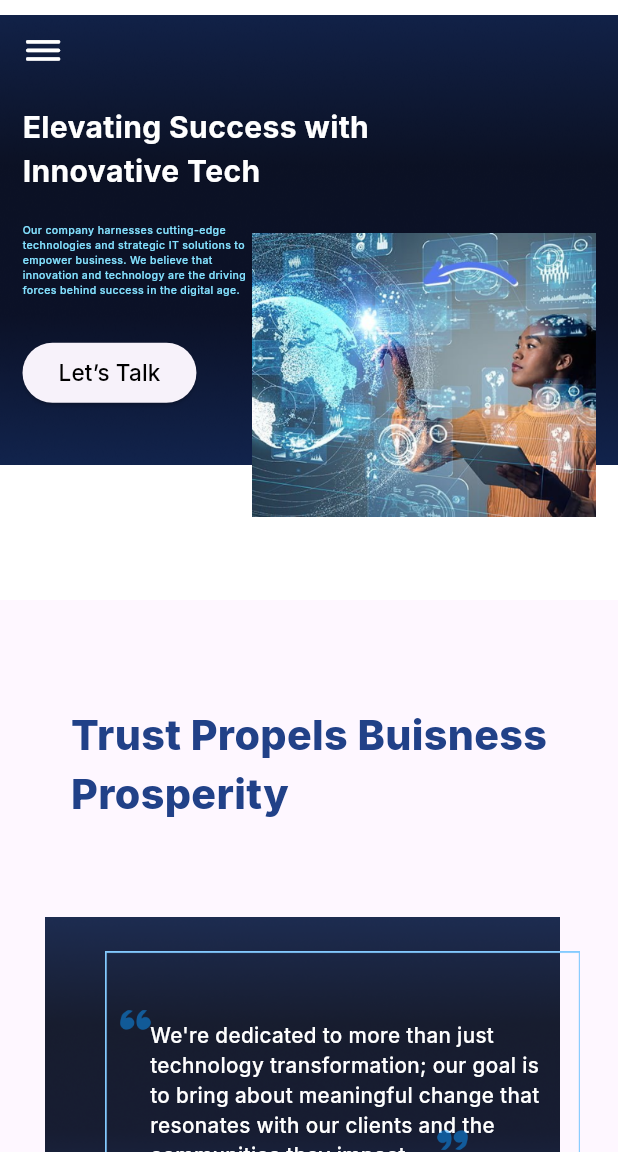
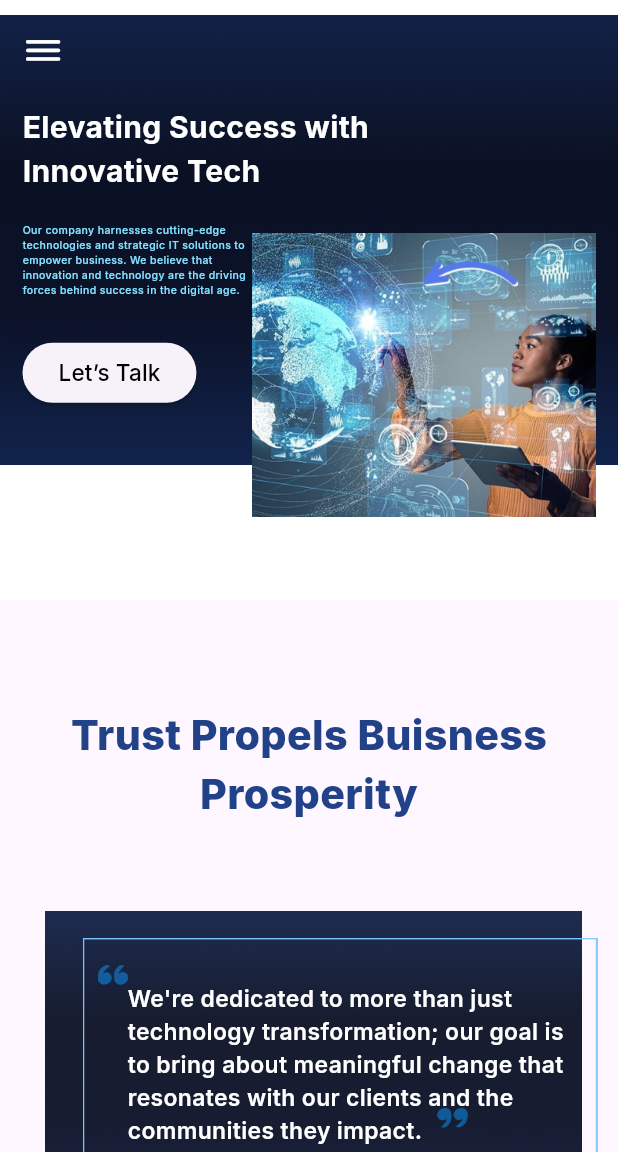
Before and after one commit to prachipachangepp/website_binyuga_new1, a Flutter app: the MobileWhatWeDoHomeScreen screen opened directly, on a phone screen of 412 x 824 dp, the part 84-1236 px from its top. Run offline on Flutter 3.47's test engine with Material 3 defaults, Android fonts, the phone set to English and light mode, and no system bars; our stand-ins replace font_awesome_flutter, google_fonts.

```diff
--- a/lib/screens/mobile_screens/what_we_do_screen_mobile/mobile_wwd_section_two.dart
+++ b/lib/screens/mobile_screens/what_we_do_screen_mobile/mobile_wwd_section_two.dart
@@ -23,6 +23,7 @@ class MobileWWDSectionTwo extends StatelessWidget {
                 padding: const EdgeInsets.only(
                     top: AppPadding.p70,),
                 child: Text(AppString.trustPropelsBuisnessProsperity,
+                       textAlign: TextAlign.center,
                     style: WhatWeDoSubPageConstant.subHomeTextStyle(context)),
               ),
             ],
@@ -39,7 +40,7 @@ class MobileWWDSectionTwo extends StatelessWidget {
                 Image.asset(
                   "images/Rectangle 682.png",
                   height: AppSize.s636,
-                  width: MediaQuery.of(context).size.width / 1.2,
+                  width: MediaQuery.of(context).size.width / 1.15,
                 ),
               ],
             ),
@@ -48,18 +49,18 @@ class MobileWWDSectionTwo extends StatelessWidget {
           ///rectangle
           Padding(
             padding: EdgeInsets.only(
-                left: 70,
+                left: 55,
                 top: 50),
             child: Image.asset(
               'images/rectangle.png',
               height: 680,
-              width: MediaQuery.of(context).size.width / 1.3,
+              width: MediaQuery.of(context).size.width / 1.20,
             ),
           ),
 
           ///inverted comma start
           Padding(
-            padding: const EdgeInsets.only(left:80,top: AppPadding.p200),
+            padding: const EdgeInsets.only(left:65,top: AppPadding.p150),
             child: Row(
               crossAxisAlignment: CrossAxisAlignment.start,
               children: [
@@ -73,12 +74,12 @@ class MobileWWDSectionTwo extends StatelessWidget {
           ),
           Padding(
             padding: EdgeInsets.only(
-                left:100,
-                top:280),
+                left:85,
+                top:255),
             child: Text(AppString.weAreDedicated,
                 style: AllScreensConstant.customTextStyle(
-                  MediaQuery.of(context).size.width / 30,
-                  FontWeightManager.medium,
+                  MediaQuery.of(context).size.width / 27,
+                  FontWeightManager.semiBold,
                   ColorManager.white,
                 )),
           ),
@@ -86,7 +87,7 @@ class MobileWWDSectionTwo extends StatelessWidget {
           Padding(
             padding: EdgeInsets.only(
                 right: 100,
-                top: 260),
+                top: 245),
             child: Row(
               mainAxisAlignment: MainAxisAlignment.end,
               children: [
```
Also changed, not shown: lib/presentation/string_manager.dart (+25 -15 lines), lib/presentation/theme_manager.dart (+4 -3 lines), lib/screens/mobile_screens/career_screen_mobile/mobile_career_section_two.dart (+6 -6 lines).
